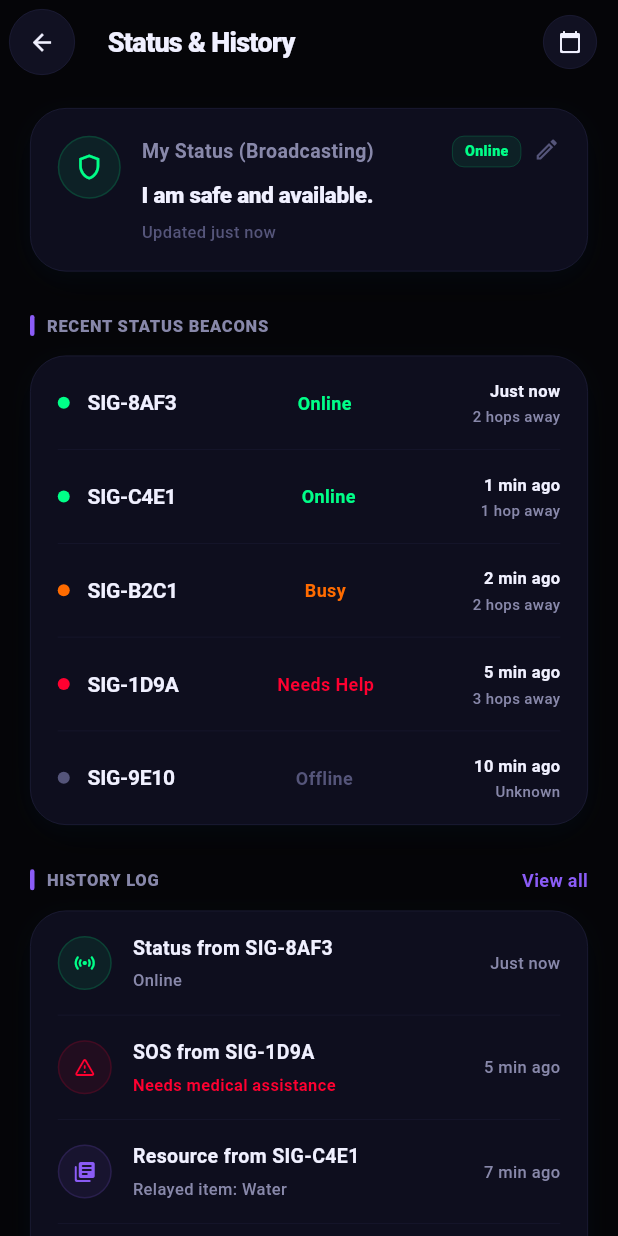
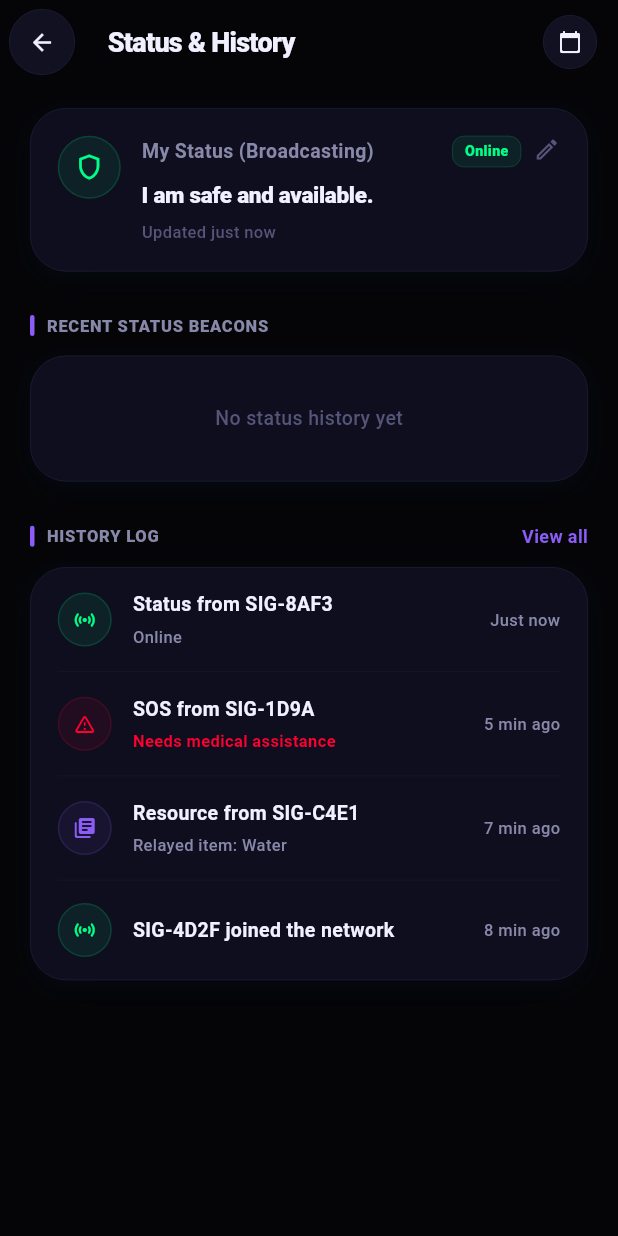
Before and after one commit to kripashankarcs3/AEGIS, a Flutter app: the StatusHistoryScreen screen opened directly, on a phone screen of 412 x 824 dp. Run offline on Flutter 3.47's test engine with Material 3 defaults, Android fonts, the phone set to English and light mode, and no system bars; our stand-ins replace flutter_blue_plus, flutter_local_notifications, flutter_riverpod, geolocator, hive, hive_flutter and 4 more; missing offline and left inert: cryptography, mobile_scanner, nearby_connections, network_info_plus; accounts and stored records are empty; statements that could not run were skipped.

Commit message:
fix: wire SOS/resource persistence, replace all hardcoded peer lists with real data

```diff
--- a/aegis_flutter/lib/providers/mesh_provider.dart
+++ b/aegis_flutter/lib/providers/mesh_provider.dart
@@ -181,6 +181,7 @@
       ..onSosReceived = (p) async {
         _addActivity('🆘 SOS from ${p.from}');
         _sosAlertStreamController.add(p);
+        await _sosHandler.onIncoming(p);
       }
       ..onStatusReceived = (p) async {
         _addActivity('📡 Status update from ${p.from}');
@@ -198,6 +199,7 @@
       }
       ..onResourceReceived = (p) async {
         _addActivity('📦 Resource from ${p.from}: ${p.payload}');
+        await _resourceManager.onIncoming(p);
       }
       ..onChatReceived = (p) async {
         onChatReceived?.call(p);
--- a/aegis_flutter/lib/screens/status_history_screen.dart
+++ b/aegis_flutter/lib/screens/status_history_screen.dart
@@ -1,15 +1,18 @@
 import 'package:flutter/material.dart';
+import 'package:flutter_riverpod/flutter_riverpod.dart';
 import '../constants/aegis_colors.dart';
 import '../constants/aegis_animations.dart';
+import '../models/survivor_node_model.dart';
+import '../providers/survivor_provider.dart';
 
-class StatusHistoryScreen extends StatefulWidget {
+class StatusHistoryScreen extends ConsumerStatefulWidget {
   const StatusHistoryScreen({super.key});
 
   @override
-  State<StatusHistoryScreen> createState() => _StatusHistoryScreenState();
+  ConsumerState<StatusHistoryScreen> createState() => _StatusHistoryScreenState();
 }
 
-class _StatusHistoryScreenState extends State<StatusHistoryScreen> {
+class _StatusHistoryScreenState extends ConsumerState<StatusHistoryScreen> {
   @override
   Widget build(BuildContext context) {
     return Scaffold(
@@ -165,6 +168,7 @@
   }
 
   Widget _beaconsSection() {
+    final peers = ref.watch(survivorProvider);
     return Column(
       crossAxisAlignment: CrossAxisAlignment.start,
       children: [
@@ -195,28 +199,61 @@
             border: Border.all(color: AegisColors.border1, width: 0.5),
             boxShadow: AegisColors.cardShadow,
           ),
-          child: Column(
-            children: [
-              _beaconRow('SIG-8AF3', 'Online', AegisColors.neonGreen,
-                  'Just now', '2 hops away'),
-              _divider(),
-              _beaconRow('SIG-C4E1', 'Online', AegisColors.neonGreen,
-                  '1 min ago', '1 hop away'),
-              _divider(),
-              _beaconRow('SIG-B2C1', 'Busy', AegisColors.orange, '2 min ago',
-                  '2 hops away'),
-              _divider(),
-              _beaconRow('SIG-1D9A', 'Needs Help', AegisColors.sosRed,
-                  '5 min ago', '3 hops away'),
-              _divider(),
-              _beaconRow('SIG-9E10', 'Offline', AegisColors.textMuted,
-                  '10 min ago', 'Unknown',
-                  isOffline: true),
-            ],
-          ),
+          child: peers.isEmpty
+              ? Padding(
+                  padding: const EdgeInsets.symmetric(vertical: 32),
+                  child: Center(
+                    child: Text(
+                      'No status history yet',
+                      style: TextStyle(
+                        fontSize: 13,
+                        color: AegisColors.textMuted,
+                        fontWeight: FontWeight.w500,
+                      ),
+                    ),
+                  ),
+                )
+              : Column(
+                  children: [
+                    for (int i = 0; i < peers.length; i++) ...[
+                      if (i > 0) _divider(),
+                      _buildBeaconFromPeer(peers.values.elementAt(i)),
+                    ],
+                  ],
+                ),
         ),
       ],
     );
+  }
+
+  Widget _buildBeaconFromPeer(SurvivorNodeModel peer) {
+    final (status, statusColor, isOffline) = _resolveStatus(peer.status);
+    final time = _formatTime(peer.lastSeen);
+    return _beaconRow(peer.id, status, statusColor, time, '',
+        isOffline: isOffline);
+  }
+
+  (String, Color, bool) _resolveStatus(String status) {
+    switch (status) {
+      case 'safe':
+        return ('Online', AegisColors.neonGreen, false);
+      case 'need_help':
+        return ('Needs Help', AegisColors.sosRed, false);
+      case 'busy':
+        return ('Busy', AegisColors.orange, false);
+      case 'offline':
+        return ('Offline', AegisColors.textMuted, true);
+      default:
+        return (status, AegisColors.textSecondary, false);
+    }
+  }
+
+  String _formatTime(int millis) {
+    final diff = DateTime.now().difference(
+        DateTime.fromMillisecondsSinceEpoch(millis));
+    if (diff.inSeconds < 60) return 'Just now';
+    if (diff.inMinutes < 60) return '${diff.inMinutes} min ago';
+    return '${diff.inHours} hr ago';
   }
 
   Widget _beaconRow(String nodeId, String status, Color statusColor,
```
Also changed, not shown: aegis_flutter/lib/screens/profile_screen.dart (+11 -61 lines), aegis_flutter/lib/screens/share_file_screen.dart (+35 -13 lines), aegis_flutter/lib/screens/voice_message_screen.dart (+35 -11 lines), 2 other files.
